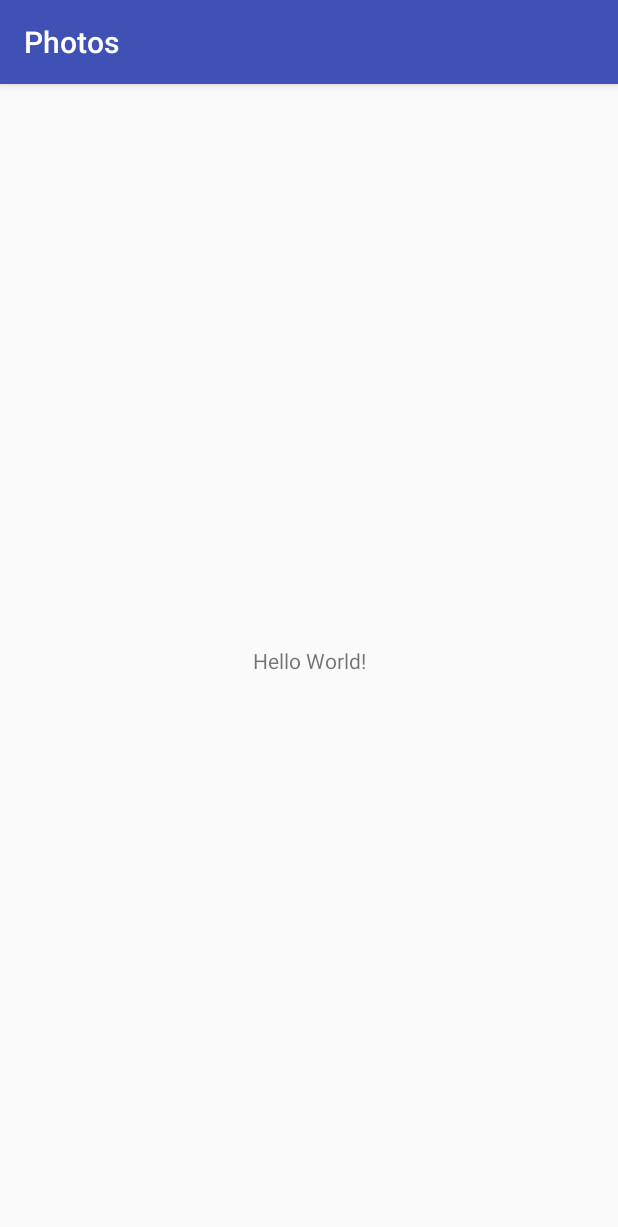
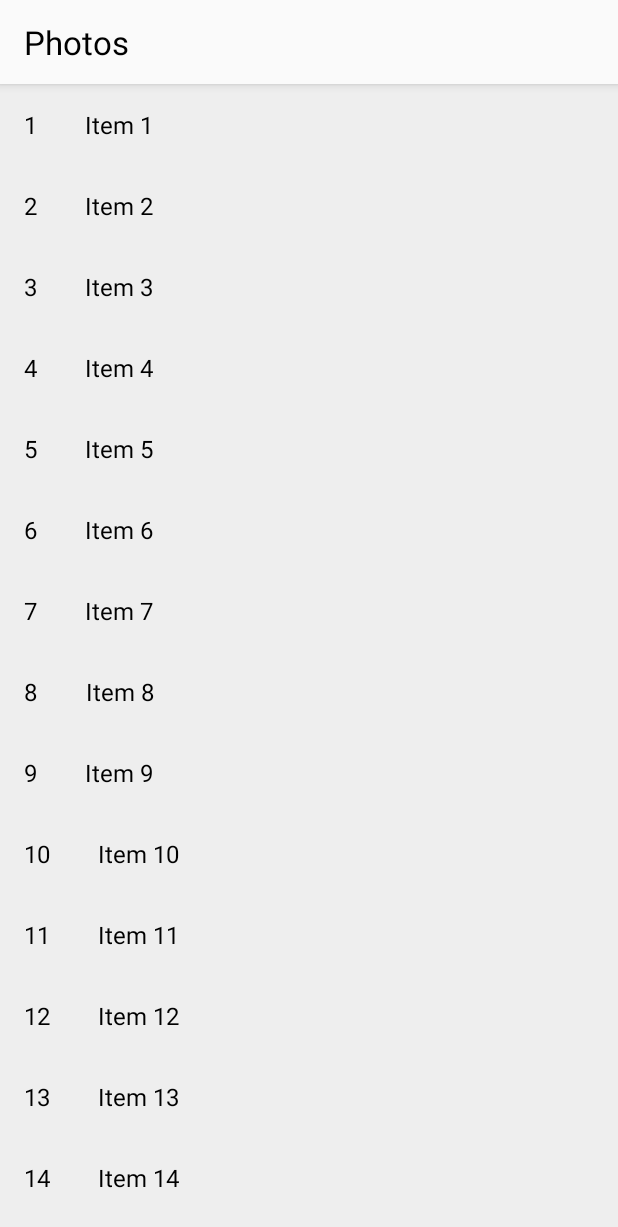
Before and after one commit to bendezu/mobilization-gallery, an Android app: the screen it shows after launch (MainActivity), on a phone screen of 412 x 824 dp. Shown: the top 1227 px of the screen. Run offline under Robolectric (Android 15) with nearby library versions, the phone set to English and light mode, and no system bars.

Commit message:
Add simple implementation of RecyclerView with CoordinatorLayout

```diff
--- a/app/build.gradle
+++ b/app/build.gradle
@@ -22,7 +22,11 @@ dependencies {
     implementation fileTree(dir: 'libs', include: ['*.jar'])
     implementation 'com.android.support:appcompat-v7:26.1.0'
     implementation 'com.android.support.constraint:constraint-layout:1.0.2'
+    implementation 'com.android.support:recyclerview-v7:26.1.0'
+    implementation 'com.android.support:support-v4:26.1.0'
     testImplementation 'junit:junit:4.12'
     androidTestImplementation 'com.android.support.test:runner:1.0.1'
     androidTestImplementation 'com.android.support.test.espresso:espresso-core:3.0.1'
+
+    implementation 'com.android.support:design:26.1.0'
 }
--- a/app/src/main/AndroidManifest.xml
+++ b/app/src/main/AndroidManifest.xml
@@ -8,7 +8,8 @@
         android:label="@string/app_name"
         android:supportsRtl="true"
         android:theme="@style/AppTheme">
-        <activity android:name=".MainActivity">
+        <activity android:name=".MainActivity"
+            android:theme="@style/AppTheme">
             <intent-filter>
                 <action android:name="android.intent.action.MAIN" />
 
--- /dev/null
+++ b/app/src/main/java/com/bendezu/yandexphotos/GalleryFragment.java
@@ -0,0 +1,40 @@
+package com.bendezu.yandexphotos;
+
+import android.content.Context;
+import android.os.Bundle;
+import android.support.v4.app.Fragment;
+import android.support.v7.widget.GridLayoutManager;
+import android.support.v7.widget.LinearLayoutManager;
+import android.support.v7.widget.RecyclerView;
+import android.view.LayoutInflater;
+import android.view.View;
+import android.view.ViewGroup;
+
+import com.bendezu.yandexphotos.dummy.DummyContent;
+
+
+public class GalleryFragment extends Fragment {
+
+    private int mColumnCount = 1;
+
+    public GalleryFragment() {
+    }
+
+    @Override
+    public View onCreateView(LayoutInflater inflater, ViewGroup container,
+                             Bundle savedInstanceState) {
+        View view = inflater.inflate(R.layout.fragment_gallery, container, false);
+
+        RecyclerView recyclerView = (RecyclerView) view.findViewById(R.id.gallery_recycler_view);
+        // Set the adapter
+        Context context = view.getContext();
+        if (mColumnCount <= 1) {
+            recyclerView.setLayoutManager(new LinearLayoutManager(context));
+        } else {
+            recyclerView.setLayoutManager(new GridLayoutManager(context, mColumnCount));
+        }
+        recyclerView.setAdapter(new ImageRecyclerViewAdapter(DummyContent.ITEMS));
+        return view;
+    }
+
+}
--- /dev/null
+++ b/app/src/main/java/com/bendezu/yandexphotos/ImageRecyclerViewAdapter.java
@@ -0,0 +1,60 @@
+package com.bendezu.yandexphotos;
+
+import android.support.v7.widget.RecyclerView;
+import android.view.LayoutInflater;
+import android.view.View;
+import android.view.ViewGroup;
+import android.widget.TextView;
+
+import com.bendezu.yandexphotos.dummy.DummyContent.DummyItem;
+
+import java.util.List;
+
+
+public class ImageRecyclerViewAdapter extends RecyclerView.Adapter<ImageRecyclerViewAdapter.ViewHolder> {
+
+    private final List<DummyItem> mValues;
+
+    public ImageRecyclerViewAdapter(List<DummyItem> items) {
+        mValues = items;
+    }
+
+    @Override
+    public ViewHolder onCreateViewHolder(ViewGroup parent, int viewType) {
+        View view = LayoutInflater.from(parent.getContext())
+                .inflate(R.layout.fragment_image, parent, false);
+        return new ViewHolder(view);
+    }
+
+    @Override
+    public void onBindViewHolder(final ViewHolder holder, int position) {
+        holder.mItem = mValues.get(position);
+        holder.mIdView.setText(mValues.get(position).id);
+        holder.mContentView.setText(mValues.get(position).content);
+
+    }
+
+    @Override
+    public int getItemCount() {
+        return mValues.size();
+    }
+
+    public class ViewHolder extends RecyclerView.ViewHolder {
+        public final View mView;
+        public final TextView mIdView;
+        public final TextView mContentView;
+        public DummyItem mItem;
+
+        public ViewHolder(View view) {
+            super(view);
+            mView = view;
+            mIdView = (TextView) view.findViewById(R.id.item_number);
+            mContentView = (TextView) view.findViewById(R.id.content);
+        }
+
+        @Override
+        public String toString() {
+            return super.toString() + " '" + mContentView.getText() + "'";
+        }
+    }
+}
--- a/app/src/main/java/com/bendezu/yandexphotos/MainActivity.java
+++ b/app/src/main/java/com/bendezu/yandexphotos/MainActivity.java
@@ -9,5 +9,12 @@ public class MainActivity extends AppCompatActivity {
     protected void onCreate(Bundle savedInstanceState) {
         super.onCreate(savedInstanceState);
         setContentView(R.layout.activity_main);
+
+        GalleryFragment galleryFragment = new GalleryFragment();
+
+        getSupportFragmentManager()
+                .beginTransaction()
+                .add(R.id.fragment_container, galleryFragment)
+                .commit();
     }
 }
--- /dev/null
+++ b/app/src/main/java/com/bendezu/yandexphotos/dummy/DummyContent.java
@@ -0,0 +1,67 @@
+package com.bendezu.yandexphotos.dummy;
+
+import java.util.ArrayList;
+import java.util.HashMap;
+import java.util.List;
+import java.util.Map;
+
+
+public class DummyContent {
+
+    /**
+     * An array of sample (dummy) items.
+     */
+    public static final List<DummyItem> ITEMS = new ArrayList<DummyItem>();
+
+    /**
+     * A map of sample (dummy) items, by ID.
+     */
+    public static final Map<String, DummyItem> ITEM_MAP = new HashMap<String, DummyItem>();
+
+    private static final int COUNT = 25;
+
+    static {
+        // Add some sample items.
+        for (int i = 1; i <= COUNT; i++) {
+            addItem(createDummyItem(i));
+        }
+    }
+
+    private static void addItem(DummyItem item) {
+        ITEMS.add(item);
+        ITEM_MAP.put(item.id, item);
+    }
+
+    private static DummyItem createDummyItem(int position) {
+        return new DummyItem(String.valueOf(position), "Item " + position, makeDetails(position));
+    }
+
+    private static String makeDetails(int position) {
+        StringBuilder builder = new StringBuilder();
+        builder.append("Details about Item: ").append(position);
+        for (int i = 0; i < position; i++) {
+            builder.append("\nMore details information here.");
+        }
+        return builder.toString();
+    }
+
+    /**
+     * A dummy item representing a piece of content.
+     */
+    public static class DummyItem {
+        public final String id;
+        public final String content;
+        public final String details;
+
+        public DummyItem(String id, String content, String details) {
+            this.id = id;
+            this.content = content;
+            this.details = details;
+        }
+
+        @Override
+        public String toString() {
+            return content;
+        }
+    }
+}
--- a/app/src/main/res/layout/activity_main.xml
+++ b/app/src/main/res/layout/activity_main.xml
@@ -1,18 +1,7 @@
 <?xml version="1.0" encoding="utf-8"?>
-<android.support.constraint.ConstraintLayout xmlns:android="http://schemas.android.com/apk/res/android"
-    xmlns:app="http://schemas.android.com/apk/res-auto"
+<FrameLayout xmlns:android="http://schemas.android.com/apk/res/android"
     xmlns:tools="http://schemas.android.com/tools"
     android:layout_width="match_parent"
     android:layout_height="match_parent"
-    tools:context=".MainActivity">
-
-    <TextView
-        android:layout_width="wrap_content"
-        android:layout_height="wrap_content"
-        android:text="Hello World!"
-        app:layout_constraintBottom_toBottomOf="parent"
-        app:layout_constraintLeft_toLeftOf="parent"
-        app:layout_constraintRight_toRightOf="parent"
-        app:layout_constraintTop_toTopOf="parent" />
-
-</android.support.constraint.ConstraintLayout>
+    android:id="@+id/fragment_container"
+    tools:context=".MainActivity"/>
--- /dev/null
+++ b/app/src/main/res/layout/fragment_gallery.xml
@@ -0,0 +1,42 @@
+<?xml version="1.0" encoding="utf-8"?>
+
+<android.support.design.widget.CoordinatorLayout
+    xmlns:android="http://schemas.android.com/apk/res/android"
+    xmlns:app="http://schemas.android.com/apk/res-auto"
+    xmlns:tools="http://schemas.android.com/tools"
+    tools:context=".GalleryFragment"
+    android:id="@+id/main_content"
+    android:layout_width="match_parent"
+    android:layout_height="match_parent">
+
+    <android.support.design.widget.AppBarLayout
+        android:id="@+id/appbar"
+        android:layout_width="match_parent"
+        android:layout_height="wrap_content"
+        android:fitsSystemWindows="true">
+
+        <android.support.v7.widget.Toolbar
+            android:id="@+id/toolbar"
+            android:layout_width="match_parent"
+            android:layout_height="@dimen/topBarHeight"
+            app:layout_scrollFlags="scroll|enterAlways">
+
+            <TextView
+                android:layout_width="wrap_content"
+                android:layout_height="wrap_content"
+                android:textSize="@dimen/appNameTextSize"
+                android:text="@string/app_name"/>
+
+        </android.support.v7.widget.Toolbar>
+
+    </android.support.design.widget.AppBarLayout>
+
+
+<android.support.v7.widget.RecyclerView
+    android:id="@+id/gallery_recycler_view"
+    android:layout_width="match_parent"
+    android:layout_height="match_parent"
+    tools:listitem="@layout/fragment_image"
+    app:layout_behavior="@string/appbar_scrolling_view_behavior"/>
+
+</android.support.design.widget.CoordinatorLayout>
--- /dev/null
+++ b/app/src/main/res/layout/fragment_image.xml
@@ -0,0 +1,20 @@
+<?xml version="1.0" encoding="utf-8"?>
+<LinearLayout xmlns:android="http://schemas.android.com/apk/res/android"
+    android:layout_width="wrap_content"
+    android:layout_height="wrap_content"
+    android:orientation="horizontal">
+
+    <TextView
+        android:id="@+id/item_number"
+        android:layout_width="wrap_content"
+        android:layout_height="wrap_content"
+        android:layout_margin="@dimen/text_margin"
+        android:textAppearance="?attr/textAppearanceListItem" />
+
+    <TextView
+        android:id="@+id/content"
+        android:layout_width="wrap_content"
+        android:layout_height="wrap_content"
+        android:layout_margin="@dimen/text_margin"
+        android:textAppearance="?attr/textAppearanceListItem" />
+</LinearLayout>
--- a/app/src/main/res/values/colors.xml
+++ b/app/src/main/res/values/colors.xml
@@ -1,6 +1,10 @@
 <?xml version="1.0" encoding="utf-8"?>
 <resources>
-    <color name="colorPrimary">#3F51B5</color>
-    <color name="colorPrimaryDark">#303F9F</color>
-    <color name="colorAccent">#FF4081</color>
+    <color name="colorPrimary">#FAFAFA</color>
+    <color name="colorPrimaryDark">#000000</color>
+    <color name="colorAccent">#03A9F4</color>
+
+    <color name="colorWindowBackground">#EEEEEE</color>
+
+    <color name="colorTextDark">#000000</color>
 </resources>
--- /dev/null
+++ b/app/src/main/res/values/dimens.xml
@@ -0,0 +1,4 @@
+<?xml version="1.0" encoding="utf-8"?>
+<resources>
+    <dimen name="text_margin">16dp</dimen>
+</resources>
--- /dev/null
+++ b/app/src/main/res/values/dims.xml
@@ -0,0 +1,7 @@
+<?xml version="1.0" encoding="utf-8"?>
+<resources>
+    <dimen name="toolBarElevation">4dp</dimen>
+    <dimen name="topBarHeight">56dp</dimen>
+
+    <dimen name="appNameTextSize">22sp</dimen>
+</resources>
--- a/app/src/main/res/values/styles.xml
+++ b/app/src/main/res/values/styles.xml
@@ -1,11 +1,14 @@
 <resources>
 
     <!-- Base application theme. -->
-    <style name="AppTheme" parent="Theme.AppCompat.Light.DarkActionBar">
+    <style name="AppTheme" parent="Theme.AppCompat.Light.NoActionBar">
         <!-- Customize your theme here. -->
-        <item name="colorPrimary">@color/colorPrimary</item>
-        <item name="colorPrimaryDark">@color/colorPrimaryDark</item>
-        <item name="colorAccent">@color/colorAccent</item>
+        <item name="colorPrimary">#FAFAFA</item>
+        <item name="colorPrimaryDark">#000000</item>
+        <item name="colorAccent">#03A9F4</item>
+        <item name="android:windowBackground">@color/colorWindowBackground</item>
+
+        <item name="android:textColor">#000000</item>
     </style>
 
 </resources>
```
